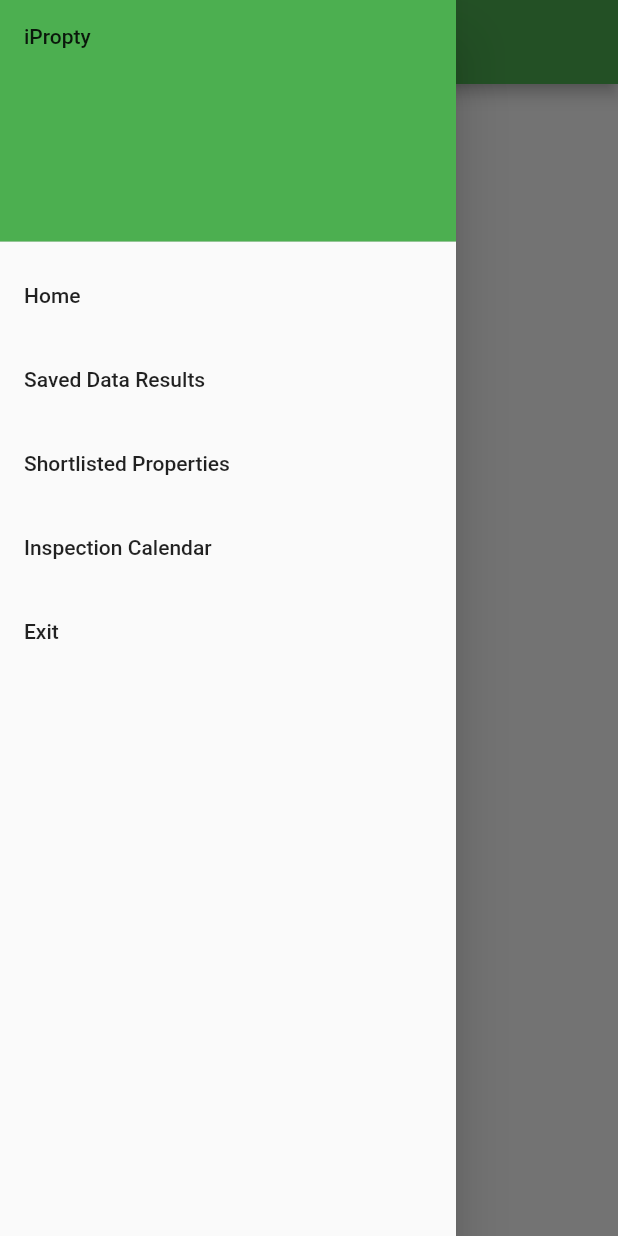
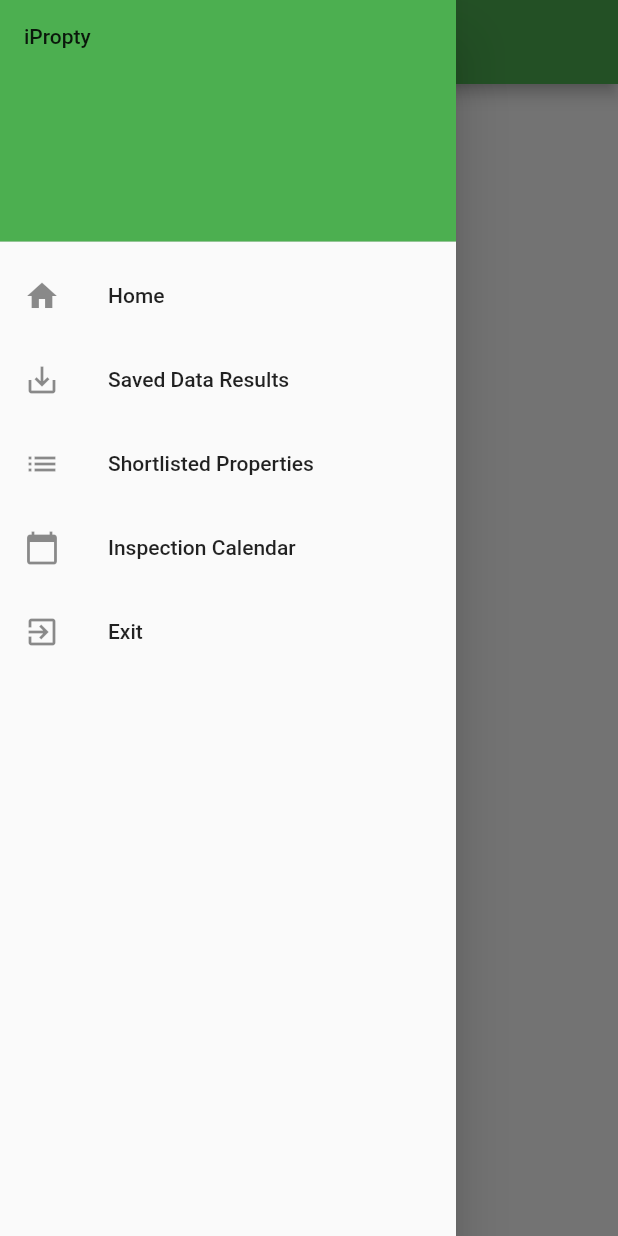
Before and after one commit to blakeroles/domain-insights-application, a Flutter app: the screen it shows after launch, with the side drawer open, on a phone screen of 412 x 824 dp. Run offline on Flutter 3.47's test engine with Material 2 defaults, Android fonts, the phone set to English and light mode, and no system bars; drawn by our look-alikes of loading_overlay.

Commit message:
Adding icons to navigation drawer

```diff
--- a/domain_insights_application/lib/MainTitleForm.dart
+++ b/domain_insights_application/lib/MainTitleForm.dart
@@ -31,30 +31,35 @@ class MainTitleFormStateless extends StatelessWidget {
                   ),
                 ),
                 ListTile(
+                  leading: Icon(Icons.home),
                   title: Text('Home'),
                   onTap: () {
                     // Update the state of the app
                   },
                 ),
                 ListTile(
+                  leading: Icon(Icons.save_alt),
                   title: Text('Saved Data Results'),
                   onTap: () {
                     // Update the state of the app
                   },
                 ),
                 ListTile(
+                  leading: Icon(Icons.list),
                   title: Text('Shortlisted Properties'),
                   onTap: () {
                     // Update the state of the app
                   },
                 ),
                 ListTile(
+                  leading: Icon(Icons.calendar_today),
                   title: Text('Inspection Calendar'),
                   onTap: () {
                     // Update the state of the app
                   },
                 ),
                 ListTile(
+                  leading: Icon(Icons.exit_to_app),
                   title: Text('Exit'),
                   onTap: () {
                     // Update the state of the app
```
